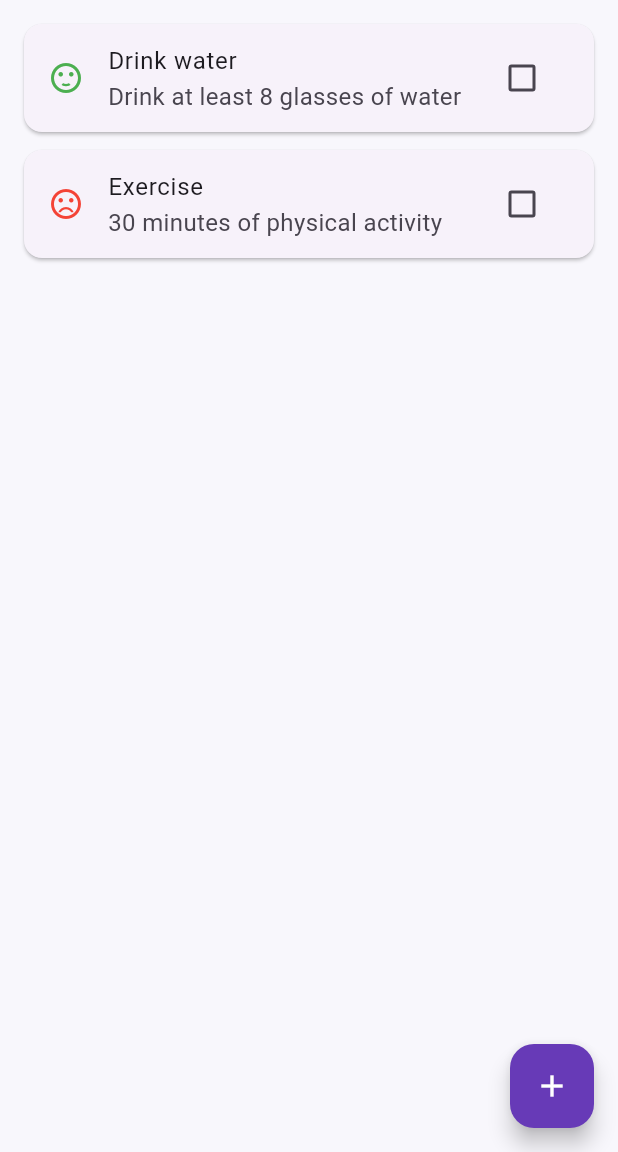
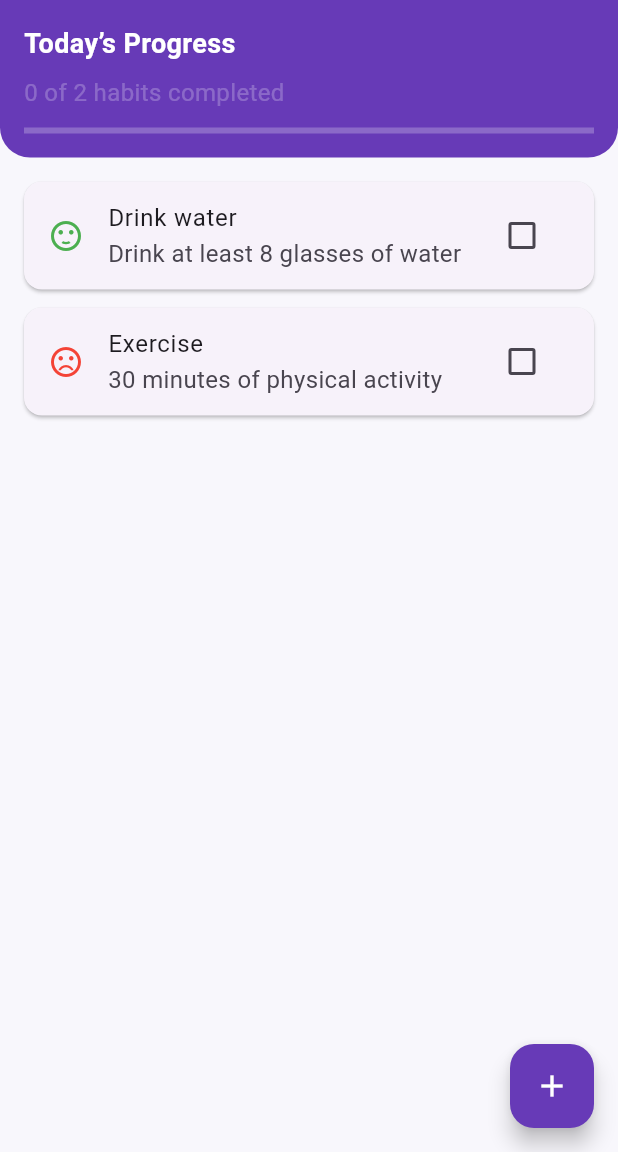
Before and after one commit to Siddhi1432/pulsetrack, a Flutter app: the screen it shows after launch, on a phone screen of 412 x 824 dp, the part 84-1236 px from its top. Run offline on Flutter 3.47's test engine with Material 3 defaults, Android fonts, the light colour scheme and no system bars.

Commit message:
Added daily habit progress summary with progress indicator

```diff
--- a/lib/screens/home_screen.dart
+++ b/lib/screens/home_screen.dart
@@ -119,6 +119,53 @@ class _HomeScreenState extends State<HomeScreen>{
     Navigator.pop(context);
   }
 
+  int get _completedHabitsCount {
+    return _habits.where((habit) => habit.isCompleted).length;
+  }
+
+  double get _progressValue {
+    if(_habits.isEmpty) return 0;
+    return _completedHabitsCount / _habits.length;
+  }
+
+  Widget _buildProgressSummary(){
+    return Container(
+      width: double.infinity,
+      padding: const EdgeInsets.all(16),
+      decoration: const BoxDecoration(
+        color: Colors.deepPurple,
+        borderRadius: BorderRadius.only(
+          bottomLeft: Radius.circular(20),
+          bottomRight: Radius.circular(20),
+        ),
+      ),
+      child: Column(
+        crossAxisAlignment: CrossAxisAlignment.start,
+        children: [
+          const Text(
+            'Today’s Progress',
+            style: TextStyle(
+              color: Colors.white,
+              fontSize: 18,
+              fontWeight: FontWeight.bold,
+            ),
+          ),
+          const SizedBox(height: 8),
+          Text(
+            '$_completedHabitsCount of ${_habits.length} habits completed',
+            style: const TextStyle(color: Colors.white24),
+          ),
+          const SizedBox(height: 12),
+          LinearProgressIndicator(
+            value: _progressValue,
+            backgroundColor: Colors.white24,
+            valueColor: const AlwaysStoppedAnimation<Color>(Colors.white),
+          )
+        ],
+      ),
+    );
+  }
+
   @override
   Widget build(BuildContext context) {
     // TODO: implement build
@@ -126,7 +173,11 @@ class _HomeScreenState extends State<HomeScreen>{
       appBar: AppBar(
         title: const Text("PulseTrack"),
       ),
-      body: ListView.builder(
+      body: Column(
+        children: [
+          _buildProgressSummary(),
+          Expanded(
+            child: ListView.builder(
               padding: const EdgeInsets.all(16),
               itemCount: _habits.length,
               itemBuilder: (context,index){
@@ -166,6 +217,9 @@ class _HomeScreenState extends State<HomeScreen>{
                 );
               },
             ),
+          ),
+        ],
+      ),
       floatingActionButton: FloatingActionButton(
         onPressed: _showAddHabitSheet,
         child: const Icon(Icons.add),
```
Lines whose indentation alone changed are shown as unchanged.
